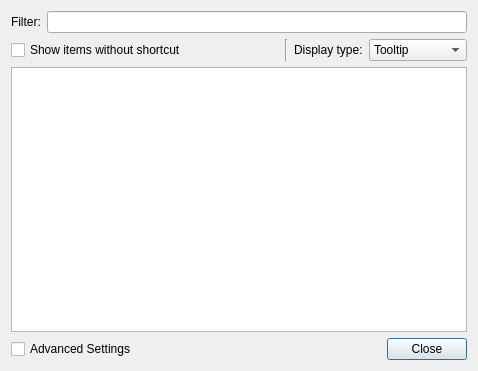
Old version of the form mslib/msui/ui/ui_shortcuts.ui in the repository Open-MSS/MSS.
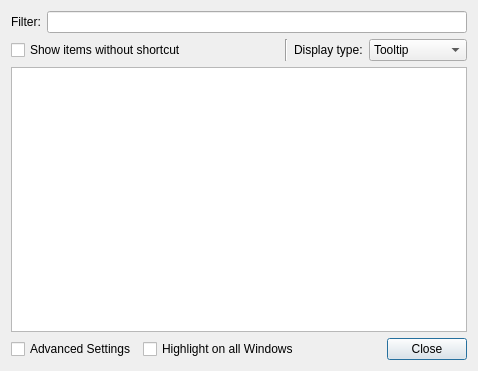
New version of the form.

Commit message: Added new checkbox functionality

The edit to the form file:
```diff
--- a/mslib/msui/ui/ui_shortcuts.ui
+++ b/mslib/msui/ui/ui_shortcuts.ui
@@ -109,6 +109,13 @@
        </property>
       </widget>
      </item>
+     <item>
+      <widget class="QCheckBox" name="cbHighlight">
+       <property name="text">
+        <string>Highlight on all Windows</string>
+       </property>
+      </widget>
+     </item>
      <item>
       <widget class="QDialogButtonBox" name="buttonBox">
        <property name="orientation">
```
The commit also changes 2 other files.
